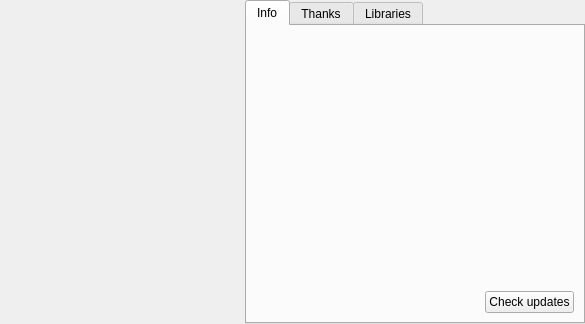
Old version of the form xaboutwidget.ui in the repository horsicq/XAboutWidget.
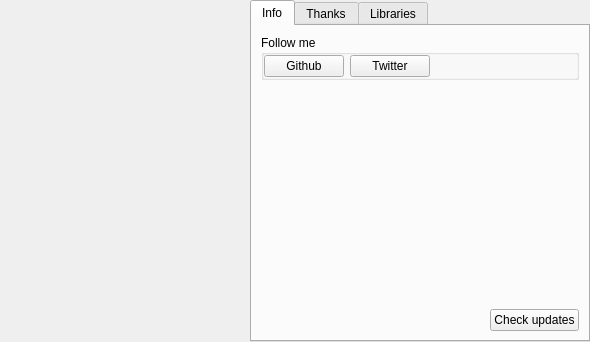
New version of the form.

What changed in the file:
```diff
--- a/xaboutwidget.ui
+++ b/xaboutwidget.ui
@@ -6,8 +6,8 @@
    <rect>
     <x>0</x>
     <y>0</y>
-    <width>585</width>
-    <height>324</height>
+    <width>590</width>
+    <height>342</height>
    </rect>
   </property>
   <property name="windowTitle">
@@ -64,6 +64,54 @@
        <property name="bottomMargin">
         <number>9</number>
        </property>
+       <item>
+        <widget class="QGroupBox" name="groupBox">
+         <property name="title">
+          <string>Follow me</string>
+         </property>
+         <layout class="QHBoxLayout" name="horizontalLayout_4">
+          <property name="leftMargin">
+           <number>0</number>
+          </property>
+          <property name="topMargin">
+           <number>0</number>
+          </property>
+          <property name="rightMargin">
+           <number>0</number>
+          </property>
+          <property name="bottomMargin">
+           <number>0</number>
+          </property>
+          <item>
+           <widget class="QPushButton" name="pushButtonFollowGithub">
+            <property name="text">
+             <string notr="true">Github</string>
+            </property>
+           </widget>
+          </item>
+          <item>
+           <widget class="QPushButton" name="pushButtonFollowTwitter">
+            <property name="text">
+             <string notr="true">Twitter</string>
+            </property>
+           </widget>
+          </item>
+          <item>
+           <spacer name="horizontalSpacer">
+            <property name="orientation">
+             <enum>Qt::Horizontal</enum>
+            </property>
+            <property name="sizeHint" stdset="0">
+             <size>
+              <width>40</width>
+              <height>20</height>
+             </size>
+            </property>
+           </spacer>
+          </item>
+         </layout>
+        </widget>
+       </item>
        <item>
         <widget class="QLabel" name="labelInfo">
          <property name="sizePolicy">
```
